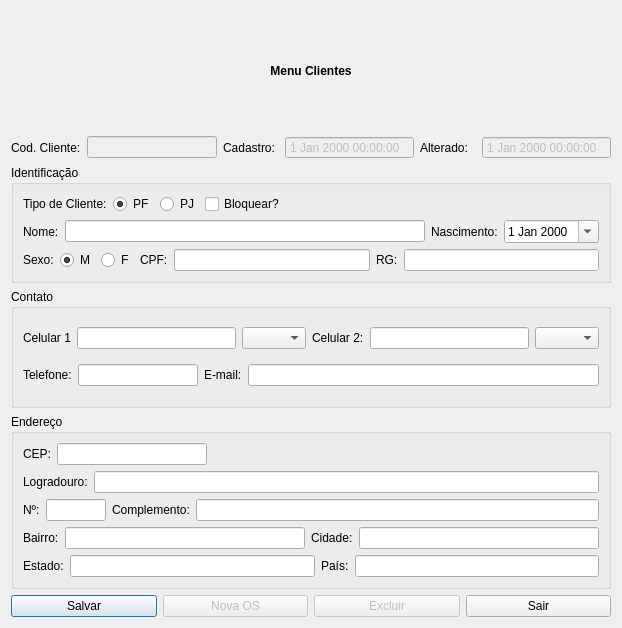
Qt form ui_forms/clients.ui (Henrique-Miranda/erpy) before a commit.
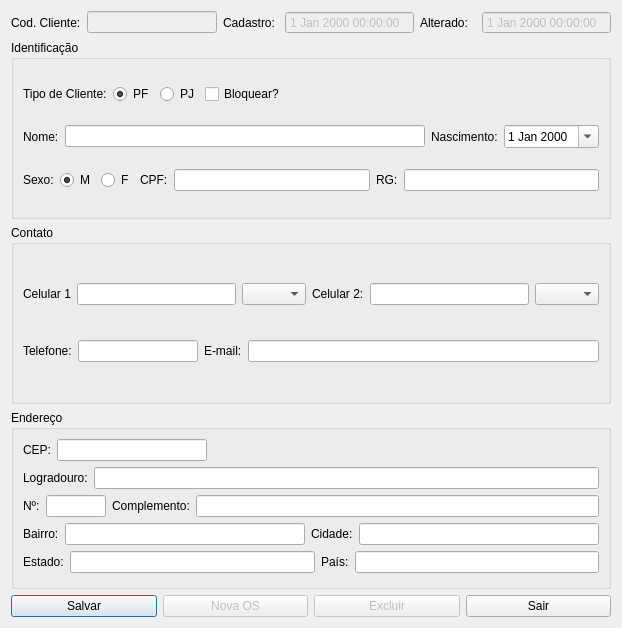
The same form after that commit. Icons and pictures are not drawn.

```diff
--- a/ui_forms/clients.ui
+++ b/ui_forms/clients.ui
@@ -24,25 +24,6 @@
     <normaloff>IMG/logoblack.png</normaloff>IMG/logoblack.png</iconset>
   </property>
   <layout class="QVBoxLayout" name="verticalLayout">
-   <item>
-    <widget class="QLabel" name="lbMenuCli">
-     <property name="font">
-      <font>
-       <weight>75</weight>
-       <bold>true</bold>
-      </font>
-     </property>
-     <property name="layoutDirection">
-      <enum>Qt::LeftToRight</enum>
-     </property>
-     <property name="text">
-      <string>Menu Clientes</string>
-     </property>
-     <property name="alignment">
-      <set>Qt::AlignCenter</set>
-     </property>
-    </widget>
-   </item>
    <item>
     <layout class="QHBoxLayout" name="horizontalLayout">
      <item>
```
Left out of the diff: 28 changed lines with no effect on the pictures.
